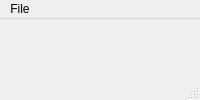
Above: qc-proj1/mainwindow.ui from yyk99/qt_junk before the change. Below: the same form after it.
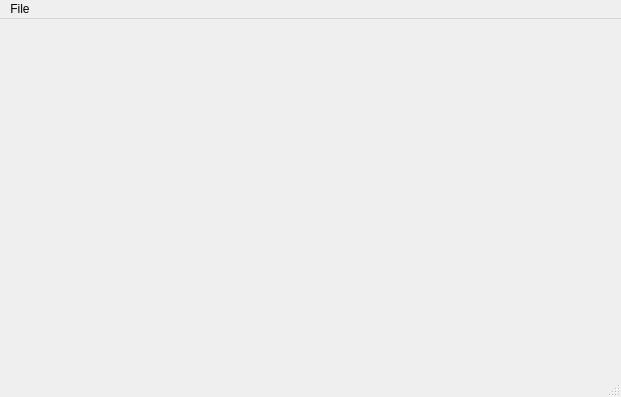
That is the form after the change.

Commit message: Add form layouts

Patch:
```diff
--- a/qc-proj1/mainwindow.ui
+++ b/qc-proj1/mainwindow.ui
@@ -2,6 +2,20 @@
 <ui version="4.0">
  <class>MainWindow</class>
  <widget class="QMainWindow" name="MainWindow">
+  <property name="geometry">
+   <rect>
+    <x>0</x>
+    <y>0</y>
+    <width>621</width>
+    <height>397</height>
+   </rect>
+  </property>
+  <property name="minimumSize">
+   <size>
+    <width>621</width>
+    <height>397</height>
+   </size>
+  </property>
   <property name="windowTitle">
    <string>MainWindow</string>
   </property>
@@ -11,7 +25,7 @@
     <rect>
      <x>0</x>
      <y>0</y>
-     <width>551</width>
+     <width>621</width>
      <height>23</height>
     </rect>
    </property>
```
The commit also changes 2 other files.
